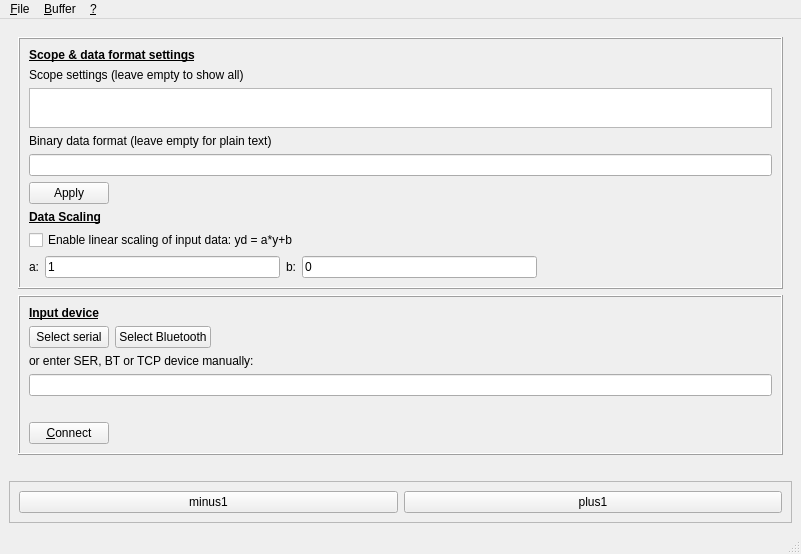
Qt form source/mainwindow.ui (droggen/dscope) before a commit.
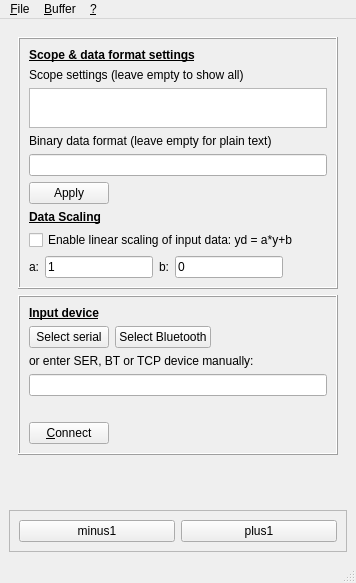
The same form after that commit. Icons and pictures are not drawn.

Diff of the .ui file:
```diff
--- a/source/mainwindow.ui
+++ b/source/mainwindow.ui
@@ -2,20 +2,6 @@
 <ui version="4.0">
  <class>MainWindow</class>
  <widget class="QMainWindow" name="MainWindow">
-  <property name="geometry">
-   <rect>
-    <x>0</x>
-    <y>0</y>
-    <width>801</width>
-    <height>554</height>
-   </rect>
-  </property>
-  <property name="sizePolicy">
-   <sizepolicy hsizetype="Preferred" vsizetype="Preferred">
-    <horstretch>0</horstretch>
-    <verstretch>0</verstretch>
-   </sizepolicy>
-  </property>
   <property name="windowTitle">
    <string>DScope QT</string>
   </property>
@@ -710,7 +696,7 @@
     <rect>
      <x>0</x>
      <y>0</y>
-     <width>801</width>
+     <width>412</width>
      <height>21</height>
     </rect>
    </property>
```
